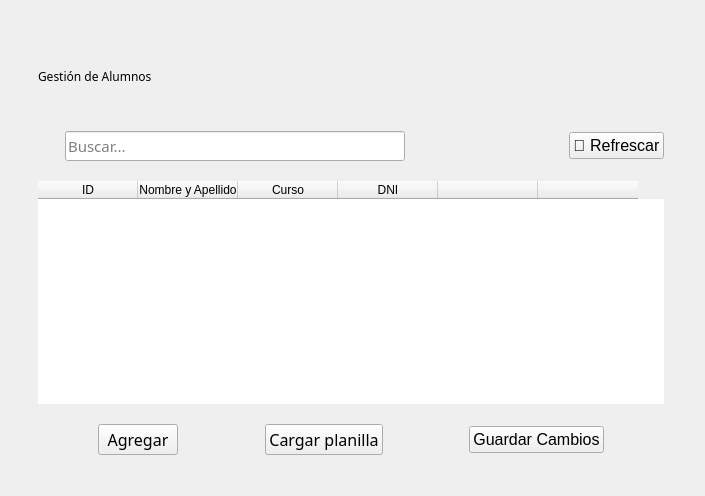
Old version of the form blustock/ui/screens_uis/alumnos.ui in the repository MaxAPBusiness/Blustock.
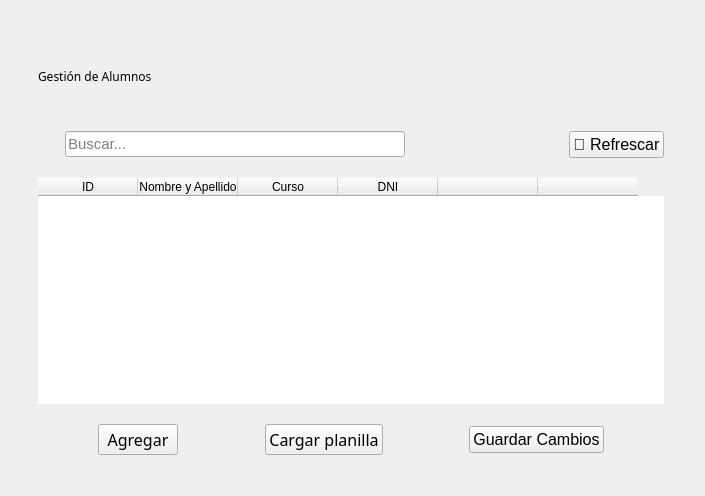
New version of the form. Icons and pictures are not drawn.

```diff
--- a/blustock/ui/screens_uis/alumnos.ui
+++ b/blustock/ui/screens_uis/alumnos.ui
@@ -10,6 +10,12 @@
     <height>496</height>
    </rect>
   </property>
+  <property name="minimumSize">
+   <size>
+    <width>0</width>
+    <height>0</height>
+   </size>
+  </property>
   <property name="windowTitle">
    <string>Form</string>
   </property>
@@ -97,18 +103,9 @@
          </property>
          <property name="font">
           <font>
-           <family>Oswald</family>
            <pointsize>11</pointsize>
-           <weight>50</weight>
-           <bold>false</bold>
           </font>
          </property>
-         <property name="styleSheet">
-          <string notr="true"/>
-         </property>
-         <property name="text">
-          <string/>
-         </property>
          <property name="placeholderText">
           <string>Buscar...</string>
          </property>
```
